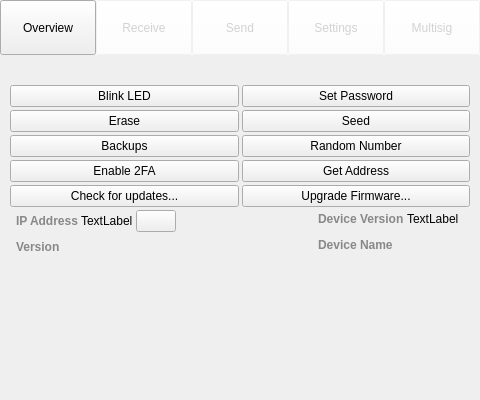
The window that src/qt/ui/overview.ui (jonasschnelli/dbb-app) describes before a commit, drawn with Qt 5.
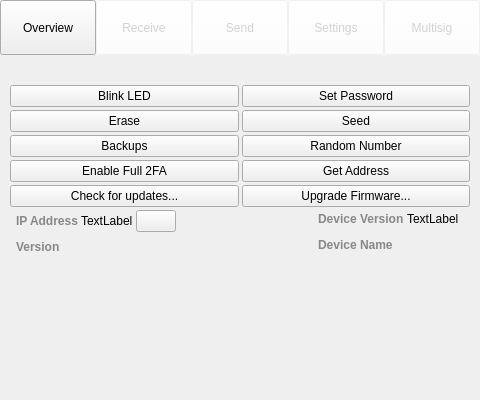
The same window after the commit. The open tabs and pages were chosen to show the change. Icons and pictures are not drawn. Custom widgets are drawn as their Qt base class.

Commit message: Use "Real 2FA" for the 2FA button

Diff of the .ui file:
```diff
--- a/src/qt/ui/overview.ui
+++ b/src/qt/ui/overview.ui
@@ -655,7 +655,7 @@
          <item>
           <widget class="QPushButton" name="lockDevice">
            <property name="text">
-            <string>Enable 2FA</string>
+            <string>Enable Full 2FA</string>
            </property>
           </widget>
          </item>
```
The commit also changes 1 other file.
